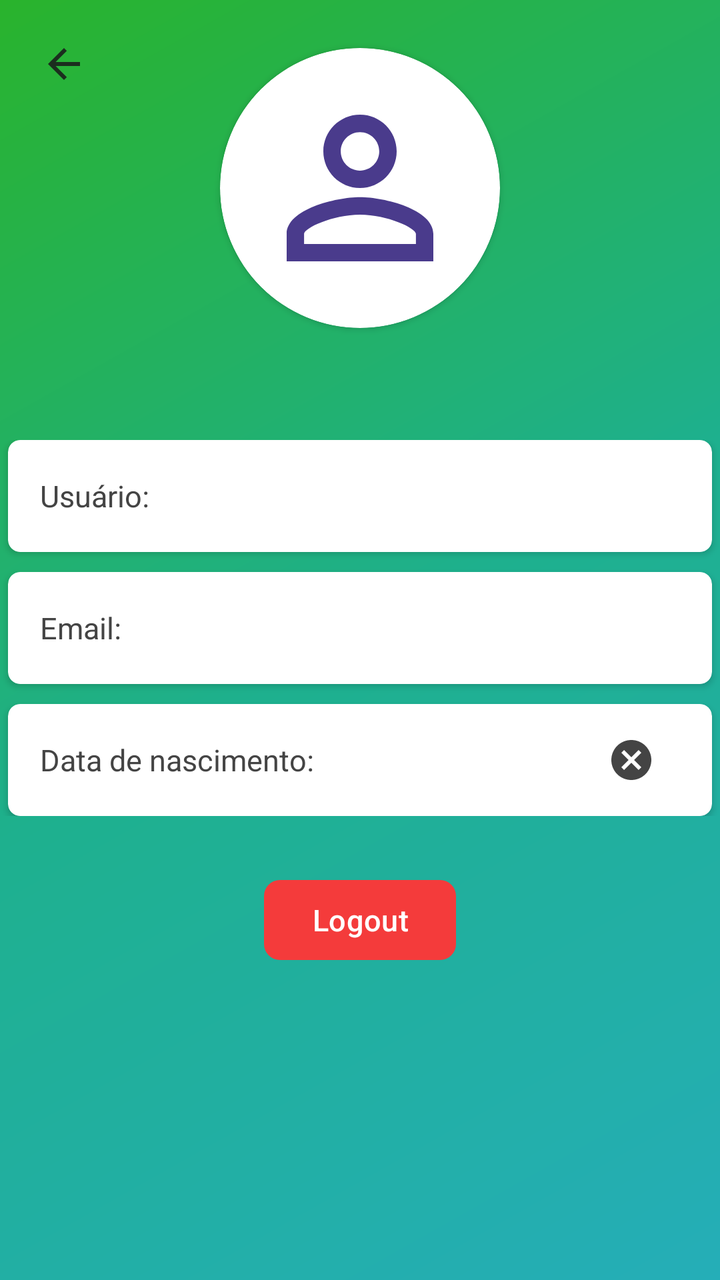
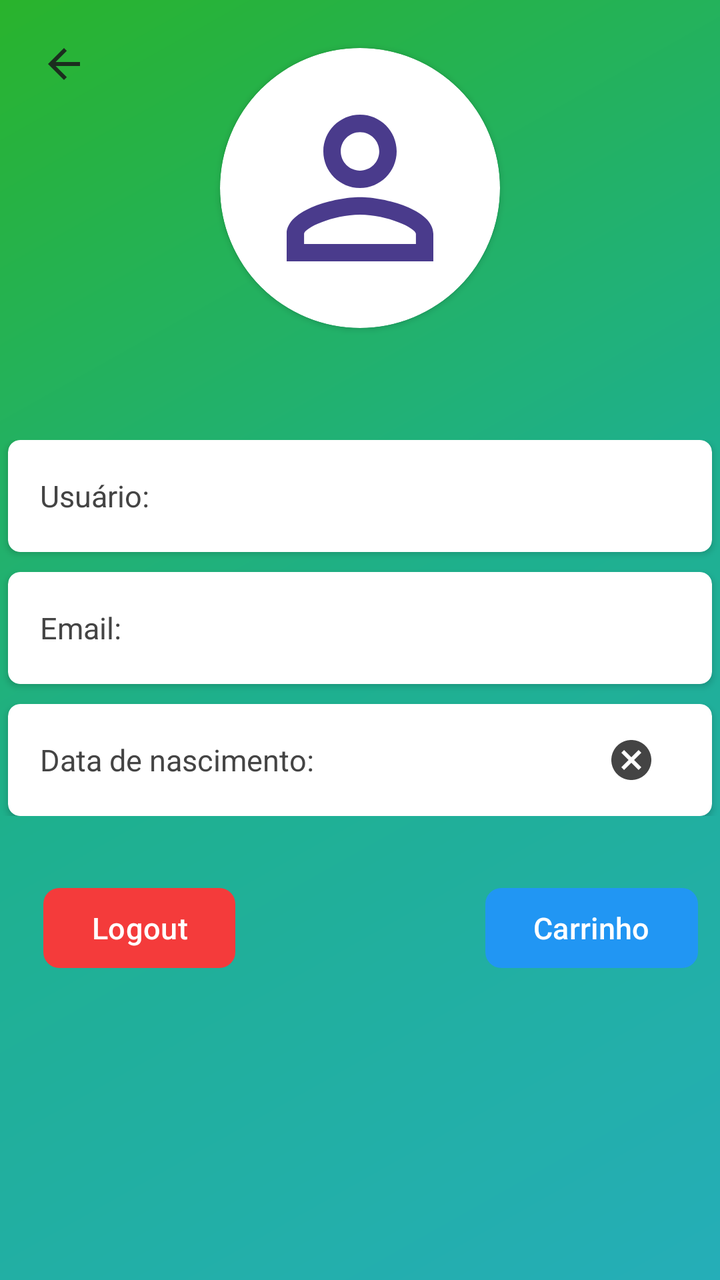

Screens rendered from an Android XML layout before and after an edit, with the pre-edit source and the edit as a unified diff.
<!-- AndroidManifest.xml: application theme Theme.IBAY -->
<!-- res/layout/activity_main3.xml -->
<?xml version="1.0" encoding="utf-8"?>
<androidx.constraintlayout.widget.ConstraintLayout xmlns:android="http://schemas.android.com/apk/res/android"
    xmlns:app="http://schemas.android.com/apk/res-auto"
    xmlns:tools="http://schemas.android.com/tools"
    android:id="@+id/main"
    android:layout_width="match_parent"
    android:layout_height="match_parent"
    android:background="@drawable/bg_gradiente"
    tools:context=".MainActivity3">



    <ImageButton
        android:id="@+id/btnVoltarPerfil"
        android:layout_width="48dp"
        android:layout_height="48dp"
        android:layout_marginStart="8dp"
        android:layout_marginTop="8dp"
        android:background="?attr/selectableItemBackgroundBorderless"
        android:contentDescription="Voltar"
        android:src="@drawable/ic_arrow_back"
        app:layout_constraintStart_toStartOf="parent"
        app:layout_constraintTop_toTopOf="parent"
        app:tint="#1B2E1E" />

    
    <androidx.cardview.widget.CardView
        android:id="@+id/cardAvatar"
        android:layout_width="140dp"
        android:layout_height="140dp"
        android:layout_marginTop="24dp"
        app:cardBackgroundColor="@android:color/white"
        app:cardCornerRadius="70dp"
        app:cardElevation="2dp"
        app:layout_constraintEnd_toEndOf="parent"
        app:layout_constraintStart_toStartOf="parent"
        app:layout_constraintTop_toTopOf="parent">

        <ImageView
            android:layout_width="110dp"
            android:layout_height="110dp"
            android:layout_gravity="center"
            android:contentDescription="Foto de perfil"
            android:src="@drawable/ic_person_outline"
            app:tint="#4A3B8C" />
    </androidx.cardview.widget.CardView>

    
    <LinearLayout
        android:id="@+id/containerCampos"
        android:layout_width="match_parent"
        android:layout_height="wrap_content"
        android:layout_marginTop="56dp"
        android:orientation="vertical"
        app:layout_constraintEnd_toEndOf="parent"
        app:layout_constraintStart_toStartOf="parent"
        app:layout_constraintTop_toBottomOf="@id/cardAvatar">

        
        <androidx.cardview.widget.CardView
            android:layout_width="match_parent"
            android:layout_height="56dp"
            android:layout_marginHorizontal="4dp"
            android:layout_marginBottom="10dp"
            app:cardBackgroundColor="@android:color/white"
            app:cardCornerRadius="6dp"
            app:cardElevation="2dp">

            <EditText
                android:id="@+id/editUsuario"
                android:layout_width="match_parent"
                android:layout_height="match_parent"
                android:background="@null"
                android:hint="Usuário:"
                android:inputType="textPersonName"
                android:paddingHorizontal="16dp"
                android:textColor="#333333"
                android:textColorHint="#444444"
                android:textSize="15sp" />
        </androidx.cardview.widget.CardView>

        
        <androidx.cardview.widget.CardView
            android:layout_width="match_parent"
            android:layout_height="56dp"
            android:layout_marginHorizontal="4dp"
            android:layout_marginBottom="10dp"
            app:cardBackgroundColor="@android:color/white"
            app:cardCornerRadius="6dp"
            app:cardElevation="2dp">

            <EditText
                android:id="@+id/editEmail"
                android:layout_width="match_parent"
                android:layout_height="match_parent"
                android:background="@null"
                android:hint="Email:"
                android:inputType="textEmailAddress"
                android:paddingHorizontal="16dp"
                android:textColor="#333333"
                android:textColorHint="#444444"
                android:textSize="15sp" />
        </androidx.cardview.widget.CardView>

        
        <androidx.cardview.widget.CardView
            android:layout_width="match_parent"
            android:layout_height="56dp"
            android:layout_marginHorizontal="4dp"
            app:cardBackgroundColor="@android:color/white"
            app:cardCornerRadius="6dp"
            app:cardElevation="2dp">

            <LinearLayout
                android:layout_width="match_parent"
                android:layout_height="match_parent"
                android:gravity="center_vertical"
                android:orientation="horizontal"
                android:paddingHorizontal="16dp">

                <EditText
                    android:id="@+id/editNascimento"
                    android:layout_width="0dp"
                    android:layout_height="match_parent"
                    android:layout_weight="1"
                    android:background="@null"
                    android:hint="Data de nascimento:"
                    android:inputType="date"
                    android:textColor="#333333"
                    android:textColorHint="#444444"
                    android:textSize="15sp" />

                <ImageButton
                    android:id="@+id/btnLimparNascimento"
                    android:layout_width="49dp"
                    android:layout_height="49dp"
                    android:background="?attr/selectableItemBackgroundBorderless"
                    android:contentDescription="Limpar data de nascimento"
                    android:src="@drawable/ic_cancel"
                    app:tint="#444444" />
            </LinearLayout>
        </androidx.cardview.widget.CardView>

    </LinearLayout>

    
    <Button
        android:id="@+id/btnLogout"
        android:layout_width="wrap_content"
        android:layout_height="48dp"
        android:layout_marginTop="28dp"
        android:paddingHorizontal="24dp"
        android:text="Logout"
        android:textAllCaps="false"
        android:textColor="@android:color/white"
        android:textSize="15sp"
        app:backgroundTint="#F43B3B"
        app:cornerRadius="8dp"
        app:layout_constraintEnd_toEndOf="parent"
        app:layout_constraintStart_toStartOf="parent"
        app:layout_constraintTop_toBottomOf="@id/containerCampos" />

</androidx.constraintlayout.widget.ConstraintLayout>
<!-- resources referenced by this layout -->
<resources>
  <!-- drawable bg_gradiente (drawable) -->
  <?xml version="1.0" encoding="utf-8"?>
  <shape xmlns:android="http://schemas.android.com/apk/res/android">
      <gradient
          android:type="linear"
          android:angle="315"
          android:startColor="#29B32C"
          android:centerColor="#1EB08E"
          android:endColor="#25AEB8" />
  </shape>
  <!-- drawable ic_arrow_back (drawable) -->
  <vector xmlns:android="http://schemas.android.com/apk/res/android" android:autoMirrored="true" android:height="24dp" android:tint="#000000" android:viewportHeight="24" android:viewportWidth="24" android:width="24dp">
        
      <path android:fillColor="@android:color/white" android:pathData="M20,11H7.83l5.59,-5.59L12,4l-8,8 8,8 1.41,-1.41L7.83,13H20v-2z"/>
      
  </vector>
  <!-- drawable ic_cancel (drawable) -->
  <vector xmlns:android="http://schemas.android.com/apk/res/android" android:height="24dp" android:tint="#000000" android:viewportHeight="24" android:viewportWidth="24" android:width="24dp">
        
      <path android:fillColor="@android:color/white" android:pathData="M12,2C6.47,2 2,6.47 2,12s4.47,10 10,10 10,-4.47 10,-10S17.53,2 12,2zM17,15.59L15.59,17 12,13.41 8.41,17 7,15.59 10.59,12 7,8.41 8.41,7 12,10.59 15.59,7 17,8.41 13.41,12 17,15.59z"/>
      
  </vector>
  <!-- drawable ic_person_outline (drawable) -->
  <vector xmlns:android="http://schemas.android.com/apk/res/android" android:height="24dp" android:tint="#000000" android:viewportHeight="24" android:viewportWidth="24" android:width="24dp">
        
      <path android:fillColor="@android:color/white" android:pathData="M12,5.9c1.16,0 2.1,0.94 2.1,2.1s-0.94,2.1 -2.1,2.1S9.9,9.16 9.9,8s0.94,-2.1 2.1,-2.1m0,9c2.97,0 6.1,1.46 6.1,2.1v1.1L5.9,18.1L5.9,17c0,-0.64 3.13,-2.1 6.1,-2.1M12,4C9.79,4 8,5.79 8,8s1.79,4 4,4 4,-1.79 4,-4 -1.79,-4 -4,-4zM12,13c-2.67,0 -8,1.34 -8,4v3h16v-3c0,-2.66 -5.33,-4 -8,-4z"/>
      
  </vector>
  <style name="Theme.IBAY" parent="Base.Theme.IBAY" />
  <style name="Base.Theme.IBAY" parent="Theme.Material3.DayNight.NoActionBar">
          
          
      </style>
</resources>

<!-- the commit's change to res/layout/activity_main3.xml (unified diff, before → after) -->
@@ -8,10 +8,8 @@
     android:background="@drawable/bg_gradiente"
     tools:context=".MainActivity3">
 
-
-
     <ImageButton
-        android:id="@+id/btnVoltarPerfil"
+        android:id="@+id/buttonvoltar2"
         android:layout_width="48dp"
         android:layout_height="48dp"
         android:layout_marginStart="8dp"
@@ -23,7 +21,6 @@
         app:layout_constraintTop_toTopOf="parent"
         app:tint="#1B2E1E" />
 
-    
     <androidx.cardview.widget.CardView
         android:id="@+id/cardAvatar"
         android:layout_width="140dp"
@@ -45,7 +42,6 @@
             app:tint="#4A3B8C" />
     </androidx.cardview.widget.CardView>
 
-    
     <LinearLayout
         android:id="@+id/containerCampos"
         android:layout_width="match_parent"
@@ -56,7 +52,6 @@
         app:layout_constraintStart_toStartOf="parent"
         app:layout_constraintTop_toBottomOf="@id/cardAvatar">
 
-        
         <androidx.cardview.widget.CardView
             android:layout_width="match_parent"
             android:layout_height="56dp"
@@ -79,7 +74,6 @@
                 android:textSize="15sp" />
         </androidx.cardview.widget.CardView>
 
-        
         <androidx.cardview.widget.CardView
             android:layout_width="match_parent"
             android:layout_height="56dp"
@@ -102,7 +96,6 @@
                 android:textSize="15sp" />
         </androidx.cardview.widget.CardView>
 
-        
         <androidx.cardview.widget.CardView
             android:layout_width="match_parent"
             android:layout_height="56dp"
@@ -143,12 +136,11 @@
 
     </LinearLayout>
 
-    
     <Button
-        android:id="@+id/btnLogout"
+        android:id="@+id/buttonlogout"
         android:layout_width="wrap_content"
         android:layout_height="48dp"
-        android:layout_marginTop="28dp"
+        android:layout_marginTop="32dp"
         android:paddingHorizontal="24dp"
         android:text="Logout"
         android:textAllCaps="false"
@@ -157,7 +149,25 @@
         app:backgroundTint="#F43B3B"
         app:cornerRadius="8dp"
         app:layout_constraintEnd_toEndOf="parent"
+        app:layout_constraintHorizontal_bias="0.082"
         app:layout_constraintStart_toStartOf="parent"
         app:layout_constraintTop_toBottomOf="@id/containerCampos" />
 
+    <Button
+        android:id="@+id/buttoncarrinho2"
+        android:layout_width="wrap_content"
+        android:layout_height="48dp"
+        android:layout_marginTop="32dp"
+        android:paddingHorizontal="24dp"
+        android:text="Carrinho"
+        android:textAllCaps="false"
+        android:textColor="@android:color/white"
+        android:textSize="15sp"
+        app:backgroundTint="#2196F3"
+        app:cornerRadius="8dp"
+        app:layout_constraintEnd_toEndOf="parent"
+        app:layout_constraintHorizontal_bias="0.92"
+        app:layout_constraintStart_toEndOf="@+id/buttonlogout"
+        app:layout_constraintTop_toBottomOf="@id/containerCampos" />
+
 </androidx.constraintlayout.widget.ConstraintLayout>
